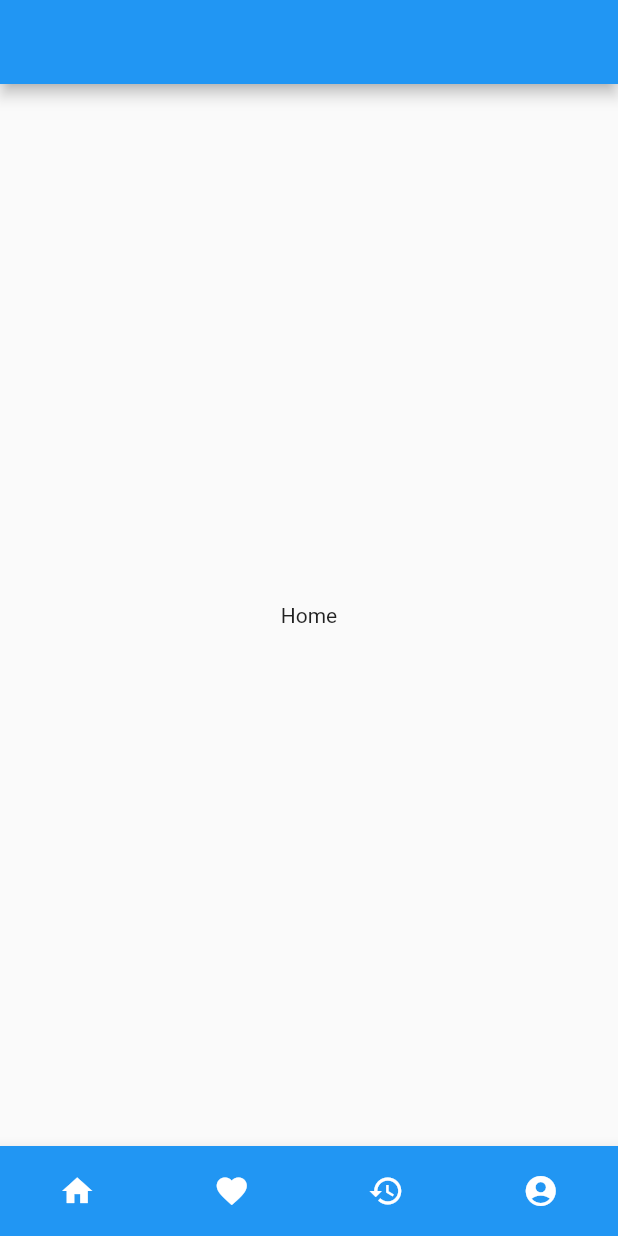
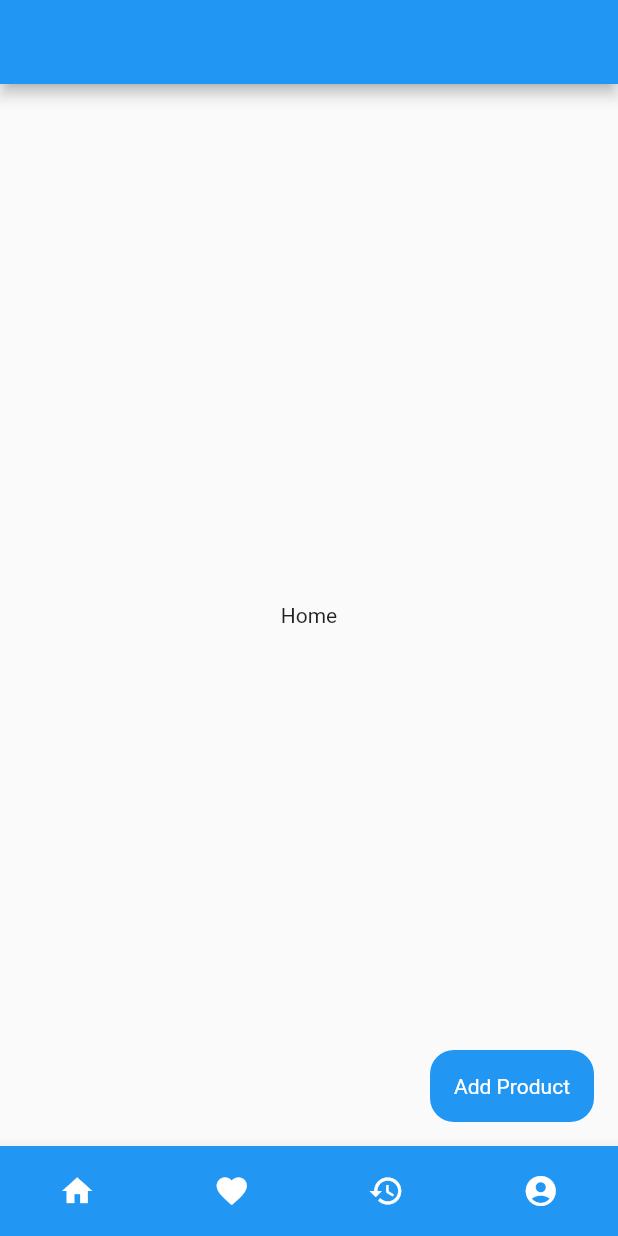
Before and after one commit to Sobrunj5/Ecommerce, a Flutter app: the screen it shows after launch, on a phone screen of 412 x 824 dp. Run offline on Flutter 3.47's test engine with Material 2 defaults, Android fonts, the phone set to English and light mode, and no system bars.

Commit message:
add product

```diff
--- a/lib/screen/menu.dart
+++ b/lib/screen/menu.dart
@@ -27,21 +27,21 @@ class _MenuState extends State<Menu> {
           Offstage(
             offstage: selectIndex != 1,
             child: TickerMode(
-              enabled: selectIndex != 1,
+              enabled: selectIndex == 1,
               child: Favorite(),
             ),
           ),
           Offstage(
             offstage: selectIndex != 2,
             child: TickerMode(
-              enabled: selectIndex != 2,
+              enabled: selectIndex == 2,
               child: History(),
             ),
           ),
           Offstage(
             offstage: selectIndex != 3,
             child: TickerMode(
-              enabled: selectIndex != 3,
+              enabled: selectIndex == 3,
               child: Account(),
             ),
           )
--- a/lib/screen/menu/home.dart
+++ b/lib/screen/menu/home.dart
@@ -1,4 +1,5 @@
 import 'package:flutter/material.dart';
+import 'package:ecommerce/screen/product/addproduct.dart';
 
 class Home extends StatefulWidget {
   @override
@@ -9,11 +10,33 @@ class _HomeState extends State<Home> {
   @override
   Widget build(BuildContext context) {
     return Scaffold(
+      floatingActionButton: InkWell(
+        onTap: () {
+          Navigator.push(
+              context,
+              MaterialPageRoute(
+                builder: (context) => AddProduct(),
+              ));
+        },
+        child: Container(
+          padding: EdgeInsets.all(16),
+          decoration: BoxDecoration(
+              borderRadius: BorderRadius.circular(16), color: Colors.blue),
+          child: Text(
+            "Add Product",
+            style: TextStyle(
+              color: Colors.white,
+            ),
+          ),
+        ),
+      ),
       body: Container(
-        child:Center(
+        child: Center(
           child: Text("Home"),
         ),
       ),
     );
   }
 }
+
+class AddPoduct {}
```
Also changed, not shown: lib/screen/product/addproduct.dart (added, +17 -0 lines).
